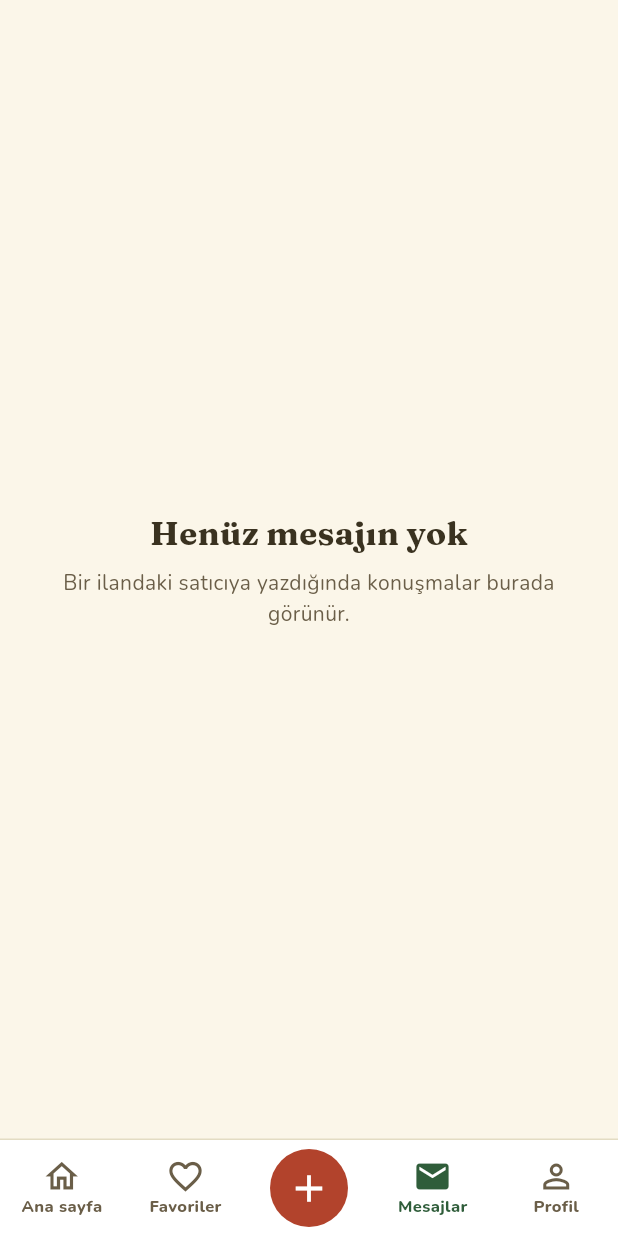
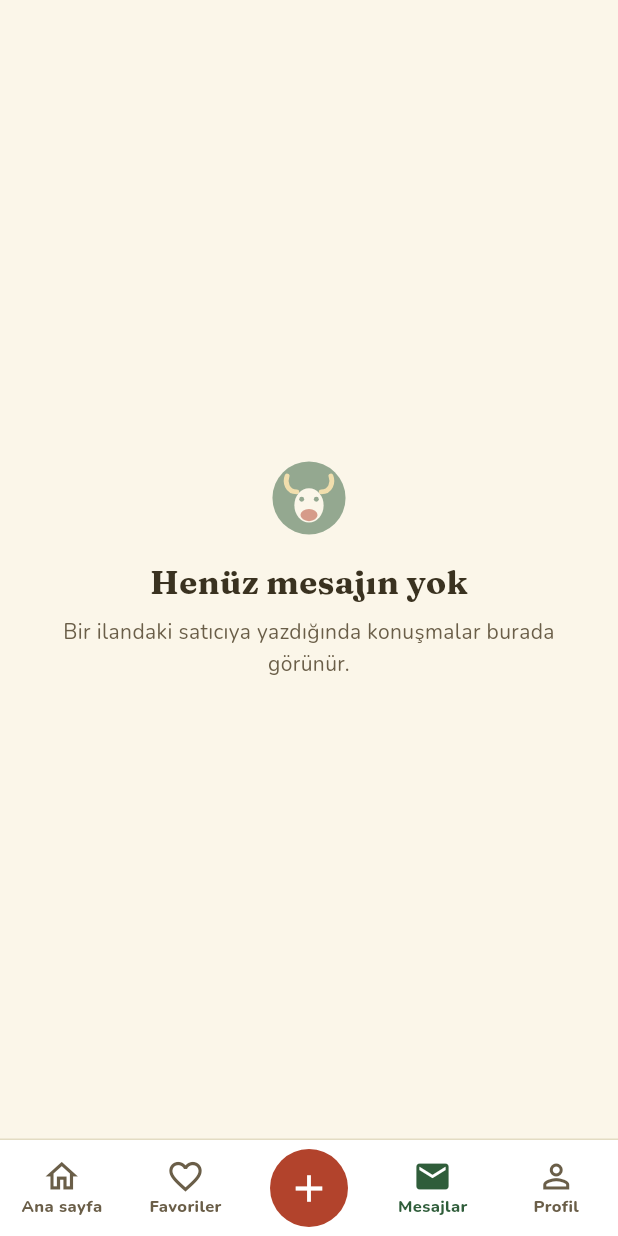
Before and after one commit to cancnar/kuzudeposu, a Flutter app: the screen it shows once a user with an empty profile is signed in, item 4 of the bottom bar chosen, on a phone screen of 412 x 824 dp. Run offline on Flutter 3.47's test engine with Material 3 defaults, Android fonts, the phone set to English and light mode, and no system bars; our stand-ins replace google_fonts, image_picker, shared_preferences, supabase_flutter; accounts and stored records are empty; network calls fail.

Commit message:
Kurumsal kimlik: galeri yer tutucusu, boş durum logosu, giriş ekranlarında logo, onay kutusu teması
Co-Authored-By: Claude Sonnet 5.5 <noreply@anthropic.com>
Claude-Session: https://claude.ai/code/session_01G9XxnWzks774pkJ36bVMZV

```diff
--- a/lib/screens/otp_screen.dart
+++ b/lib/screens/otp_screen.dart
@@ -74,6 +74,8 @@ class _OtpScreenState extends State<OtpScreen> {
               child: Column(
                 crossAxisAlignment: CrossAxisAlignment.stretch,
                 children: [
+                  const Align(alignment: Alignment.centerLeft, child: Logo(boyut: 46)),
+                  const SizedBox(height: 16),
                   Text('Doğrulama kodunu gir', style: baslik(30)),
                   const SizedBox(height: 8),
                   Text('${maskeMetin(widget.telefon)} numarasına 6 haneli kod gönderdik.',
--- a/lib/screens/phone_screen.dart
+++ b/lib/screens/phone_screen.dart
@@ -80,6 +80,8 @@ class _PhoneScreenState extends State<PhoneScreen> {
               child: Column(
                 crossAxisAlignment: CrossAxisAlignment.stretch,
                 children: [
+                  const Align(alignment: Alignment.centerLeft, child: Logo(boyut: 46)),
+                  const SizedBox(height: 16),
                   Text('Telefon numaranı gir', style: baslik(30)),
                   const SizedBox(height: 8),
                   const Text('Sana SMS ile 6 haneli bir doğrulama kodu göndereceğiz. Şifre gerekmez.',
--- a/lib/theme.dart
+++ b/lib/theme.dart
@@ -77,6 +77,12 @@ ThemeData kuzuTema() {
       trackColor: WidgetStateProperty.resolveWith((s) => s.contains(WidgetState.selected) ? Renk.yesil : Renk.cizgi),
       trackOutlineColor: WidgetStateProperty.all(Colors.transparent),
     ),
+    checkboxTheme: CheckboxThemeData(
+      fillColor: WidgetStateProperty.resolveWith((s) => s.contains(WidgetState.selected) ? Renk.yesil : Colors.transparent),
+      checkColor: WidgetStateProperty.all(Colors.white),
+      side: const BorderSide(color: Renk.soluk, width: 1.6),
+      shape: RoundedRectangleBorder(borderRadius: BorderRadius.circular(5)),
+    ),
     segmentedButtonTheme: SegmentedButtonThemeData(
       style: ButtonStyle(
         backgroundColor: WidgetStateProperty.resolveWith((s) => s.contains(WidgetState.selected) ? Renk.yesil : Colors.white),
--- a/lib/widgets.dart
+++ b/lib/widgets.dart
@@ -293,6 +293,8 @@ class Bos extends StatelessWidget {
           child: Column(
             mainAxisSize: MainAxisSize.min,
             children: [
+              const Opacity(opacity: .5, child: Logo(boyut: 52)),
+              const SizedBox(height: 14),
               Text(baslikYazi, style: baslik(22), textAlign: TextAlign.center),
               const SizedBox(height: 8),
               Text(aciklama, style: const TextStyle(color: Renk.soluk, height: 1.5), textAlign: TextAlign.center),
```
Also changed, not shown: lib/galeri.dart (+5 -2 lines), 1 other file.
